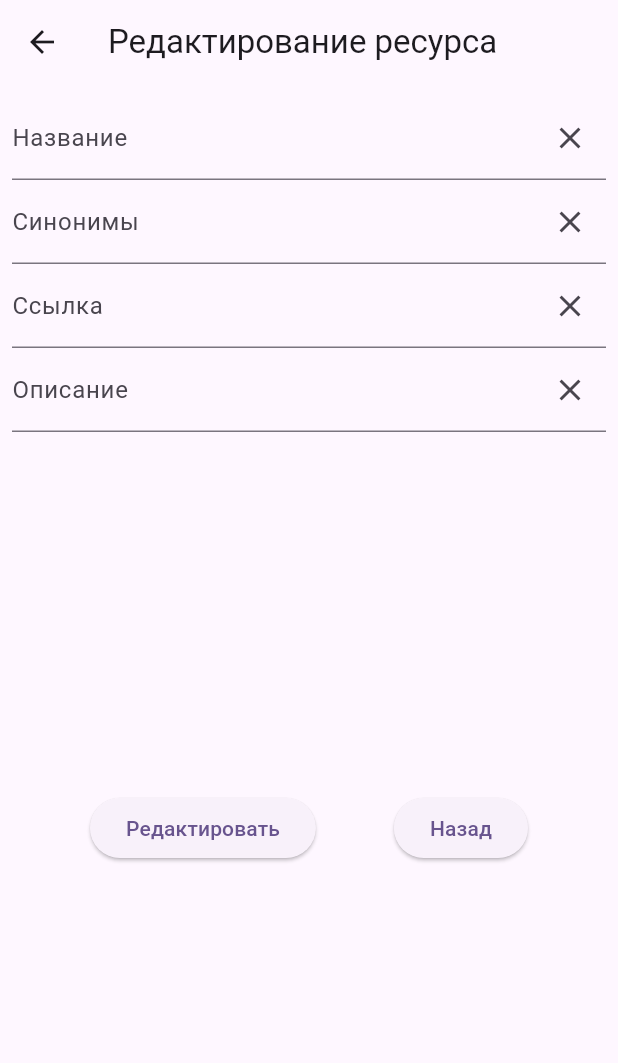
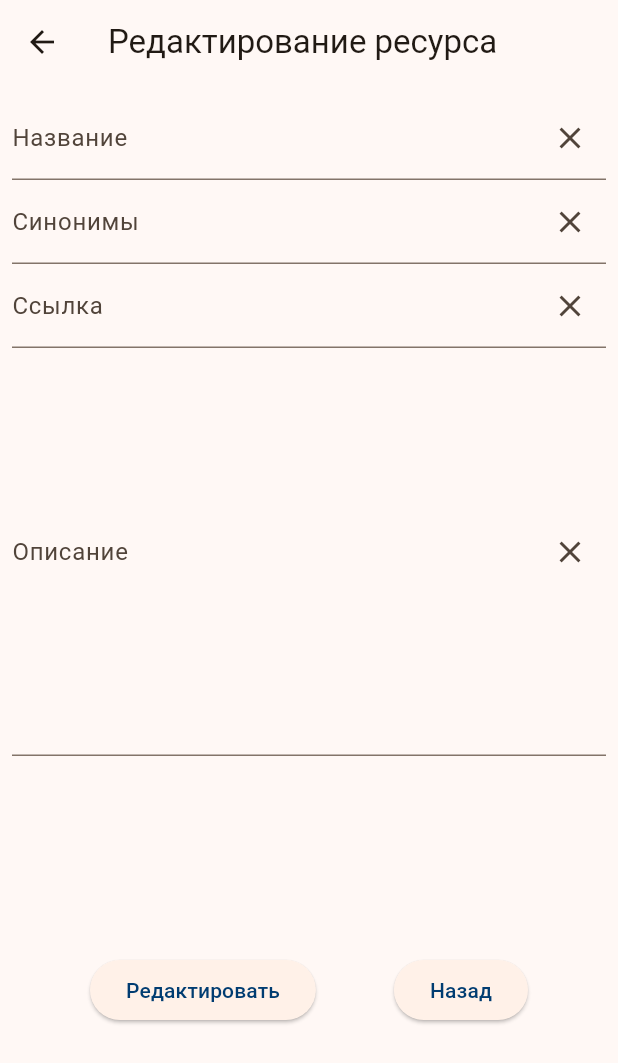
Before and after one commit to Bachar-official/llama_dart_fe, a Flutter app: the UpdateResourceScreen screen opened directly with empty values, on a phone screen of 412 x 824 dp. Shown: the top 1063 px of the screen. Run offline on Flutter 3.47's test engine with Material 3 defaults, Android fonts, the phone set to English and light mode, and no system bars; our stand-ins replace dio, flutter_linkify, flutter_riverpod, logger; missing offline and left inert: dart:html; network calls fail.

Commit message:
Theme. Resources.

```diff
--- a/lib/app/app.dart
+++ b/lib/app/app.dart
@@ -14,7 +14,7 @@ class App extends StatelessWidget {
       title: 'Спроси Синичку',
       debugShowCheckedModeBanner: false,
       theme: ThemeData(
-        colorScheme: ColorScheme.fromSeed(seedColor: Colors.deepPurple),
+        colorScheme: ColorScheme.fromSeed(seedColor: const Color(0xFFED8B00), primary: const Color(0xFF003C71), secondary: const Color(0xFF2C2A29),),
         useMaterial3: true,
       ),
     );
--- a/lib/feature/create_resource/create_resource_screen.dart
+++ b/lib/feature/create_resource/create_resource_screen.dart
@@ -53,6 +53,7 @@ class CreateResourceScreen extends StatelessWidget {
               ),
               TextFormField(
                 controller: manager.descriptionC,
+                maxLines: 10,
                 validator: Validators.validateNull,
                 decoration: InputDecoration(
                   labelText: 'Описание',
--- a/lib/feature/resources/resources_screen.dart
+++ b/lib/feature/resources/resources_screen.dart
@@ -42,9 +42,9 @@ class ResourcesScreen extends ConsumerWidget {
                   resource: state.resources[index],
                   onDeleteResource: manager.removeResource),
             ),
-      floatingActionButton: FloatingActionButton(
+      floatingActionButton: ElevatedButton(
         onPressed: manager.goToNewResource,
-        child: const Icon(Icons.add),
+        child: const Text('Добавить ресурс'),
       ),
     );
   }
--- a/lib/feature/update_resource/update_resource_screen.dart
+++ b/lib/feature/update_resource/update_resource_screen.dart
@@ -28,6 +28,7 @@ class UpdateResourceScreen extends StatelessWidget {
                   children: [
                     TextFormField(
                       controller: manager.nameC,
+                      maxLines: 1,
                       validator: Validators.validateNull,
                       decoration: InputDecoration(
                         labelText: 'Название',
@@ -39,6 +40,7 @@ class UpdateResourceScreen extends StatelessWidget {
                     ),
                     TextFormField(
                       controller: manager.synonymC,
+                      maxLines: 1,
                       decoration: InputDecoration(
                         labelText: 'Синонимы',
                         suffixIcon: IconButton(
@@ -49,6 +51,7 @@ class UpdateResourceScreen extends StatelessWidget {
                     ),
                     TextFormField(
                       controller: manager.urlC,
+                      maxLines: 1,
                       validator: Validators.validateUrl,
                       decoration: InputDecoration(
                         labelText: 'Ссылка',
@@ -60,6 +63,7 @@ class UpdateResourceScreen extends StatelessWidget {
                     ),
                     TextFormField(
                       controller: manager.descriptionC,
+                      maxLines: 10,
                       validator: Validators.validateNull,
                       decoration: InputDecoration(
                         labelText: 'Описание',
```
